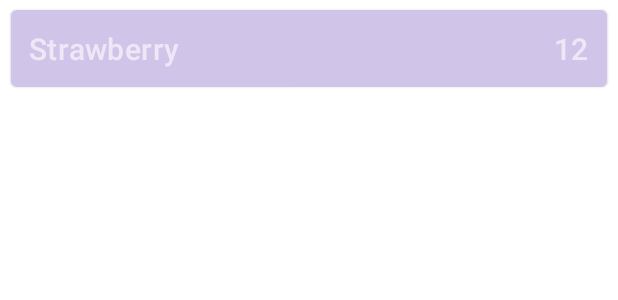
After one commit to masor1/Wishlist, an Android app: the layout item_shop_disabled.xml on its own in the app's theme, with its tools: preview values and no code run, on a phone screen of 412 x 824 dp. The commit adds this screen. Shown: the top 300 px of the screen. Run offline under Robolectric (Android 15) with nearby library versions, the phone set to English and light mode, and no system bars.

Commit message:
recycler view

```diff
--- a/app/src/main/java/com/masorone/wishlist/domain/repository/ShopItemRepository.kt
+++ b/app/src/main/java/com/masorone/wishlist/domain/repository/ShopItemRepository.kt
@@ -1,5 +1,6 @@
 package com.masorone.wishlist.domain.repository
 
+import androidx.lifecycle.MutableLiveData
 import com.masorone.wishlist.domain.model.ShopItem
 
 interface ShopItemRepository {
@@ -10,7 +11,7 @@ interface ShopItemRepository {
 
     fun edit(shopItem: ShopItem)
 
-    fun fetch(): List<ShopItem>
+    fun fetch(): MutableLiveData<List<ShopItem>>
 
     fun fetch(shopItemId: Int): ShopItem
 }
--- a/app/src/main/java/com/masorone/wishlist/domain/usecase/FetchShopListUseCase.kt
+++ b/app/src/main/java/com/masorone/wishlist/domain/usecase/FetchShopListUseCase.kt
@@ -5,5 +5,5 @@ import com.masorone.wishlist.domain.repository.ShopItemRepository
 
 class FetchShopListUseCase(private val shopItemRepository: ShopItemRepository) {
 
-    fun fetch(): List<ShopItem> = shopItemRepository.fetch()
+    fun fetch() = shopItemRepository.fetch()
 }
--- /dev/null
+++ b/app/src/main/res/layout/item_shop_disabled.xml
@@ -0,0 +1,38 @@
+<?xml version="1.0" encoding="utf-8"?>
+<com.google.android.material.card.MaterialCardView xmlns:android="http://schemas.android.com/apk/res/android"
+    xmlns:app="http://schemas.android.com/apk/res-auto"
+    xmlns:tools="http://schemas.android.com/tools"
+    android:layout_width="match_parent"
+    android:layout_height="wrap_content"
+    android:layout_marginStart="4dp"
+    android:layout_marginTop="2dp"
+    android:layout_marginEnd="4dp"
+    android:layout_marginBottom="2dp"
+    app:cardBackgroundColor="@color/item_shop_disabled_background"
+    app:cardCornerRadius="4dp"
+    app:cardElevation="1dp"
+    app:cardUseCompatPadding="true">
+
+    <androidx.appcompat.widget.AppCompatTextView
+        android:id="@+id/cv_name"
+        android:layout_width="wrap_content"
+        android:layout_height="wrap_content"
+        android:layout_gravity="start|center"
+        android:layout_margin="12dp"
+        android:gravity="center"
+        android:textAppearance="@style/TextAppearance.MaterialComponents.Headline6"
+        android:textColor="@color/item_shop_disabled_text"
+        tools:text="Strawberry" />
+
+    <androidx.appcompat.widget.AppCompatTextView
+        android:id="@+id/cv_count"
+        android:layout_width="wrap_content"
+        android:layout_height="wrap_content"
+        android:layout_gravity="end|center"
+        android:layout_margin="12dp"
+        android:gravity="center"
+        android:textAppearance="@style/TextAppearance.MaterialComponents.Headline6"
+        android:textColor="@color/item_shop_disabled_text"
+        tools:text="12" />
+
+</com.google.android.material.card.MaterialCardView>
--- a/app/src/main/res/values-night/themes.xml
+++ b/app/src/main/res/values-night/themes.xml
@@ -1,14 +1,14 @@
 <resources xmlns:tools="http://schemas.android.com/tools">
     <!-- Base application theme. -->
-    <style name="Theme.Wishlist" parent="Theme.MaterialComponents.DayNight.DarkActionBar">
+    <style name="Theme.Wishlist" parent="Theme.MaterialComponents.Light.DarkActionBar">
         <!-- Primary brand color. -->
-        <item name="colorPrimary">@color/purple_200</item>
-        <item name="colorPrimaryVariant">@color/purple_700</item>
-        <item name="colorOnPrimary">@color/black</item>
+        <item name="colorPrimary">@color/purple_500</item>
+        <item name="colorPrimaryVariant">@color/purple_500</item>
+        <item name="colorOnPrimary">@color/white</item>
         <!-- Secondary brand color. -->
-        <item name="colorSecondary">@color/teal_200</item>
-        <item name="colorSecondaryVariant">@color/teal_200</item>
-        <item name="colorOnSecondary">@color/black</item>
+        <item name="colorSecondary">@color/purple_500</item>
+        <item name="colorSecondaryVariant">@color/purple_500</item>
+        <item name="colorOnSecondary">@color/white</item>
         <!-- Status bar color. -->
         <item name="android:statusBarColor" tools:targetApi="l">?attr/colorPrimaryVariant</item>
         <!-- Customize your theme here. -->
--- a/app/src/main/res/values/colors.xml
+++ b/app/src/main/res/values/colors.xml
@@ -7,4 +7,15 @@
     <color name="teal_700">#FF018786</color>
     <color name="black">#FF000000</color>
     <color name="white">#FFFFFFFF</color>
+
+    <!-- item_shop colors -->
+    <color name="item_shop_enabled_background">#FFBB86FC</color>
+    <color name="item_shop_disabled_background">#D1C4E9</color>
+    <color name="item_shop_enabled_text">#EDE7F6</color>
+    <color name="item_shop_disabled_text">#EDE7F6</color>
+
+    <!-- activity_main colors -->
+    <color name="floating_action_button_background">#FF03DAC5</color>
+    <color name="activity_main_background">#FFFFFFFF</color>
+
 </resources>
--- a/app/src/main/res/values/strings.xml
+++ b/app/src/main/res/values/strings.xml
@@ -1,3 +1,4 @@
 <resources>
     <string name="app_name">Wishlist</string>
+    <string name="add_new_shop_item_description">Add new shop item</string>
 </resources>
--- a/app/src/main/res/values/themes.xml
+++ b/app/src/main/res/values/themes.xml
@@ -1,14 +1,14 @@
 <resources xmlns:tools="http://schemas.android.com/tools">
     <!-- Base application theme. -->
-    <style name="Theme.Wishlist" parent="Theme.MaterialComponents.DayNight.DarkActionBar">
+    <style name="Theme.Wishlist" parent="Theme.MaterialComponents.Light.DarkActionBar">
         <!-- Primary brand color. -->
         <item name="colorPrimary">@color/purple_500</item>
-        <item name="colorPrimaryVariant">@color/purple_700</item>
+        <item name="colorPrimaryVariant">@color/purple_500</item>
         <item name="colorOnPrimary">@color/white</item>
         <!-- Secondary brand color. -->
-        <item name="colorSecondary">@color/teal_200</item>
-        <item name="colorSecondaryVariant">@color/teal_700</item>
-        <item name="colorOnSecondary">@color/black</item>
+        <item name="colorSecondary">@color/purple_500</item>
+        <item name="colorSecondaryVariant">@color/purple_500</item>
+        <item name="colorOnSecondary">@color/white</item>
         <!-- Status bar color. -->
         <item name="android:statusBarColor" tools:targetApi="l">?attr/colorPrimaryVariant</item>
         <!-- Customize your theme here. -->
```
Also changed, not shown: app/src/main/java/com/masorone/wishlist/data/ShopItemRepositoryImpl.kt (+23 -6 lines), app/src/main/java/com/masorone/wishlist/presentation/MainActivity.kt (+74 -1 lines), app/src/main/java/com/masorone/wishlist/presentation/MainViewModel.kt (+6 -5 lines), app/src/main/java/com/masorone/wishlist/presentation/adapters/ShopListAdapter.kt (added, +66 -0 lines), app/src/main/java/com/masorone/wishlist/presentation/adapters/utils/ShopItemDiffCallback.kt (added, +11 -0 lines), app/src/main/java/com/masorone/wishlist/presentation/adapters/utils/ShopListDiffCallback.kt (added, +20 -0 lines), app/src/main/res/layout/activity_main.xml (+18 -9 lines), app/src/main/res/layout/item_shop_enabled.xml (added, +38 -0 lines).
